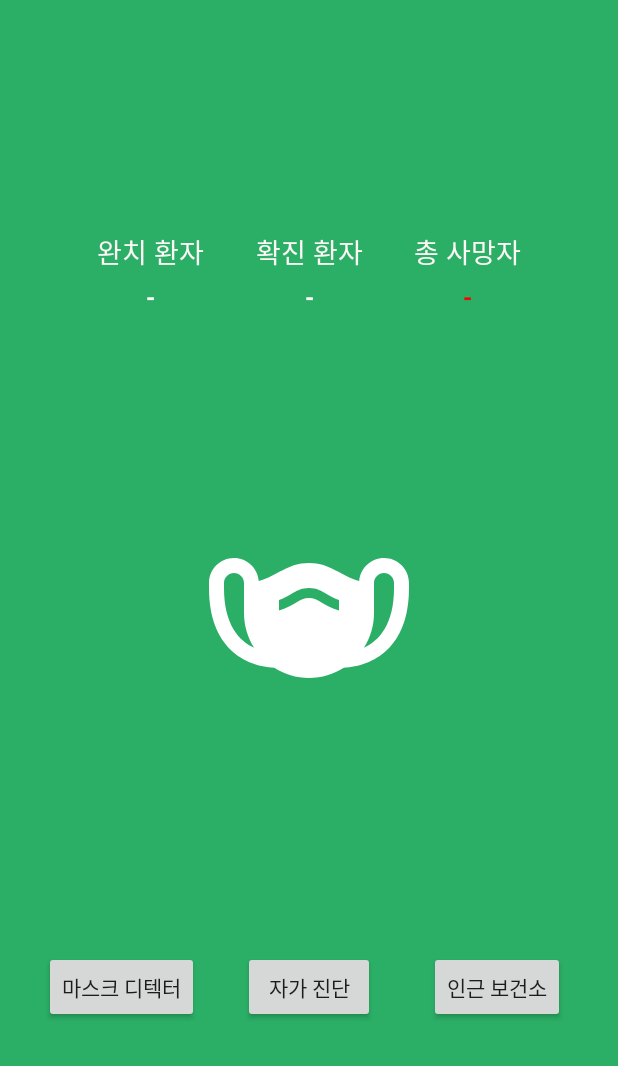
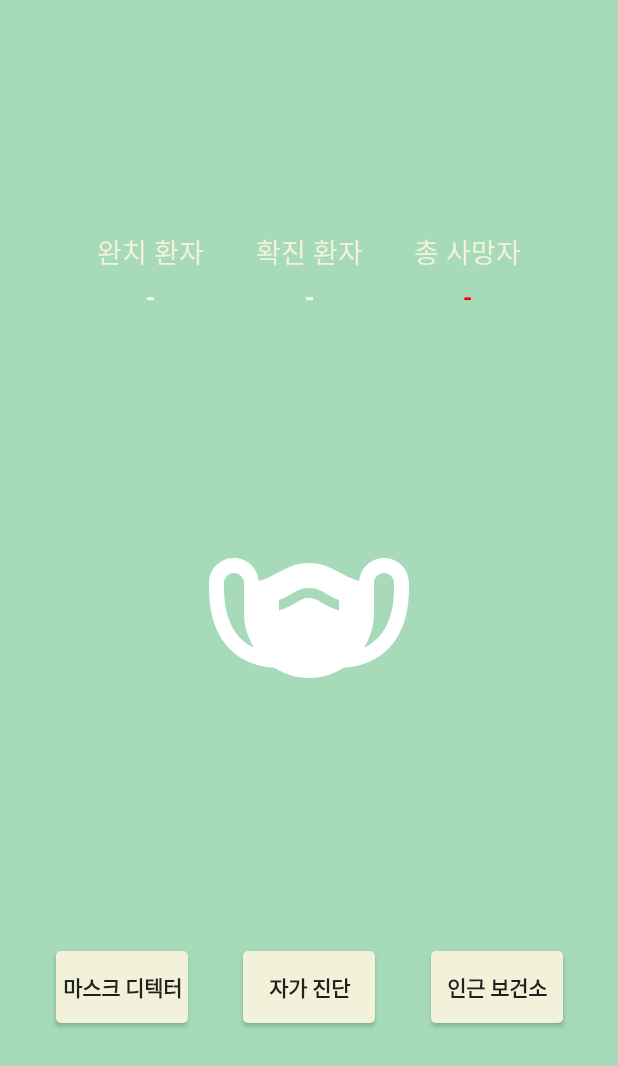
Before and after one commit to Mobeom/MoBeom, an Android app: the MainActivity screen opened directly, with no data from a screen before it, on a phone screen of 412 x 824 dp. Shown: the top 1066 px of the screen. Run offline under Robolectric (Android 15) with nearby library versions, the phone set to English and light mode, and no system bars; our stand-ins replace data binding; network calls fail; 2 statements that could not run were skipped.

Commit message:
[ADD] (#19) - Splash, Main Activity 색 수정

```diff
--- a/app/build.gradle
+++ b/app/build.gradle
@@ -4,7 +4,7 @@ android {
     compileSdkVersion 30
     defaultConfig {
         applicationId "org.tensorflow.lite.examples.classification"
-        minSdkVersion 21
+        minSdkVersion 23
         targetSdkVersion 30
         versionCode 1
         versionName "1.0"
--- a/app/src/main/java/org/tensorflow/lite/examples/classification/Presentation/SplashActivity/ThirdFragment.java
+++ b/app/src/main/java/org/tensorflow/lite/examples/classification/Presentation/SplashActivity/ThirdFragment.java
@@ -5,7 +5,6 @@ import android.os.Bundle;
 import android.view.LayoutInflater;
 import android.view.View;
 import android.view.ViewGroup;
-import android.widget.Button;
 
 import androidx.annotation.NonNull;
 import androidx.annotation.Nullable;
--- a/app/src/main/res/layout/activity_main.xml
+++ b/app/src/main/res/layout/activity_main.xml
@@ -5,13 +5,12 @@
     <data>
 
 
-
     </data>
 
     <androidx.constraintlayout.widget.ConstraintLayout
         android:layout_width="match_parent"
         android:layout_height="match_parent"
-        android:background="@color/pastel_green"
+        android:background="@color/olive"
         android:orientation="vertical">
 
 
@@ -31,7 +30,7 @@
                 android:layout_width="wrap_content"
                 android:layout_height="wrap_content"
                 android:text="완치 환자"
-                android:textColor="@color/pastel_white"
+                android:textColor="@color/beige"
                 android:textSize="18sp"
                 app:layout_constraintEnd_toStartOf="@id/tv_decide_status"
                 app:layout_constraintStart_toStartOf="parent"
@@ -56,7 +55,7 @@
                 android:layout_width="wrap_content"
                 android:layout_height="wrap_content"
                 android:text="확진 환자"
-                android:textColor="@color/pastel_white"
+                android:textColor="@color/beige"
                 android:textSize="18sp"
                 app:layout_constraintEnd_toStartOf="@id/tv_covid_death_status"
                 app:layout_constraintStart_toEndOf="@id/tv_today_covid_status"
@@ -82,7 +81,7 @@
                 android:layout_width="wrap_content"
                 android:layout_height="wrap_content"
                 android:text="총 사망자"
-                android:textColor="@color/pastel_white"
+                android:textColor="@color/beige"
                 android:textSize="18sp"
                 app:layout_constraintEnd_toEndOf="parent"
                 app:layout_constraintStart_toEndOf="@id/tv_decide_status"
@@ -119,34 +118,40 @@
             android:id="@+id/button_mask_detector"
             android:layout_width="wrap_content"
             android:layout_height="wrap_content"
+            android:background="@drawable/shape_use_button"
+            android:foreground="@drawable/ripple_basic"
             android:text="마스크 디텍터"
-            app:layout_constraintTop_toTopOf="@id/button_self_check"
+            android:textStyle="bold"
             app:layout_constraintBottom_toBottomOf="@id/button_self_check"
+            app:layout_constraintEnd_toStartOf="@id/button_self_check"
             app:layout_constraintStart_toStartOf="parent"
-            app:layout_constraintEnd_toStartOf="@id/button_self_check"
-            />
+            app:layout_constraintTop_toTopOf="@id/button_self_check" />
 
         <Button
             android:id="@+id/button_self_check"
             android:layout_width="wrap_content"
             android:layout_height="wrap_content"
+            android:background="@drawable/shape_use_button"
+            android:foreground="@drawable/ripple_basic"
             android:text="자가 진단"
+            android:textStyle="bold"
             app:layout_constraintBottom_toBottomOf="parent"
             app:layout_constraintEnd_toEndOf="parent"
             app:layout_constraintStart_toStartOf="parent"
-            app:layout_constraintTop_toBottomOf="@id/iv_mask"
-            />
+            app:layout_constraintTop_toBottomOf="@id/iv_mask" />
 
         <Button
             android:id="@+id/button_health_center"
             android:layout_width="wrap_content"
             android:layout_height="wrap_content"
+            android:background="@drawable/shape_use_button"
+            android:foreground="@drawable/ripple_basic"
             android:text="인근 보건소"
+            android:textStyle="bold"
             app:layout_constraintBottom_toBottomOf="@id/button_self_check"
             app:layout_constraintEnd_toEndOf="parent"
             app:layout_constraintStart_toEndOf="@id/button_self_check"
-            app:layout_constraintTop_toTopOf="@id/button_self_check"
-            />
+            app:layout_constraintTop_toTopOf="@id/button_self_check" />
 
     </androidx.constraintlayout.widget.ConstraintLayout>
 </layout>
--- a/app/src/main/res/values/colors.xml
+++ b/app/src/main/res/values/colors.xml
@@ -9,4 +9,7 @@
     <color name="white">#FFFFFF</color>
     <color name="black">#000000</color>
     <color name="red">#FF0000</color>
+    <color name="olive">#A6DAB8</color>
+    <color name="beige">#F2F2DA</color>
+    <color name="gray">#707070</color>
 </resources>
```
